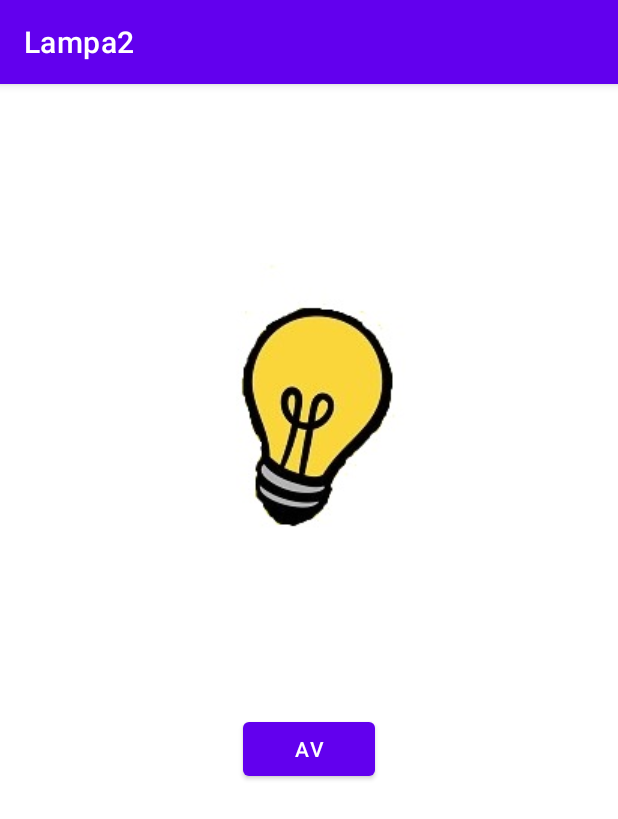
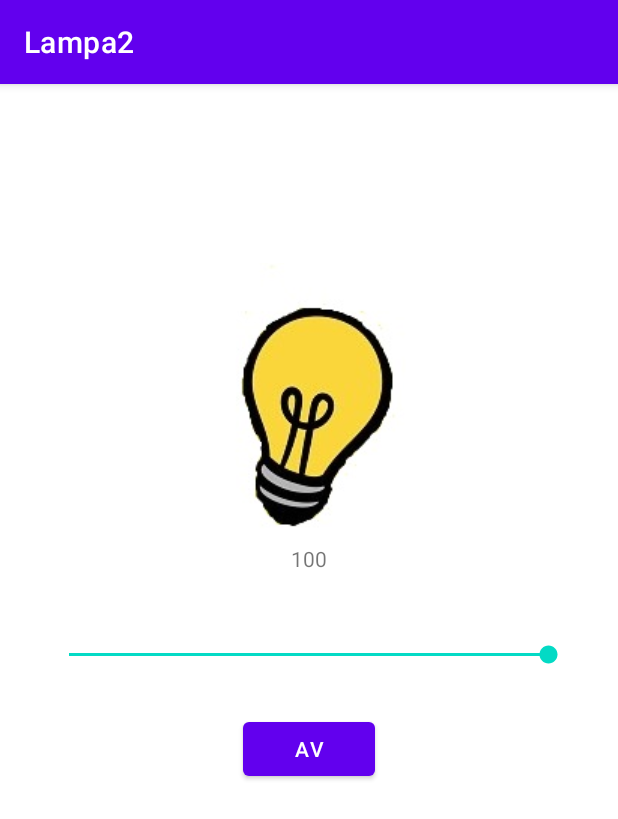
Before and after one commit to MarcusJak/Lampa2, an Android app: the lampaon screen opened directly, with no data from a screen before it, on a phone screen of 412 x 824 dp. Shown: the top 819 px of the screen. Run offline under Robolectric (Android 15) with nearby library versions, the phone set to English and light mode, and no system bars.

Commit message:
fixa ljus styrka seekbar

```diff
--- a/app/src/main/java/com/example/lampa2/lampaon.kt
+++ b/app/src/main/java/com/example/lampa2/lampaon.kt
@@ -5,6 +5,10 @@ import android.net.MailTo
 import androidx.appcompat.app.AppCompatActivity
 import android.os.Bundle
 import android.widget.Button
+import android.widget.SeekBar
+import android.widget.TextView
+import android.widget.Toast
+
 
 class lampaon : AppCompatActivity() {
     override fun onCreate(savedInstanceState: Bundle?) {
@@ -20,5 +24,31 @@ class lampaon : AppCompatActivity() {
             val intent = Intent(this,  MainActivity::class.java)
             startActivity(intent)
         }
+
+        val styrka = findViewById<SeekBar>(R.id.styrka)
+        val textView2 = findViewById<TextView>(R.id.textView2)
+        var startPoint=0
+        var endPoint=0
+
+        styrka.setOnSeekBarChangeListener(object :  SeekBar.OnSeekBarChangeListener {
+            override fun onProgressChanged(seekBar: SeekBar?, progress: Int, fromUser: Boolean) {
+                textView2.text=progress.toString()
+            }
+
+            override fun onStartTrackingTouch(seekBar: SeekBar?) {
+                if (seekBar != null) {
+                    startPoint=seekBar.progress
+                }
+            }
+
+            override fun onStopTrackingTouch(seekBar: SeekBar?) {
+                if (seekBar != null) {
+                    endPoint=seekBar.progress
+                }
+                Toast.makeText(this@lampaon,"ändring  ${endPoint-startPoint}%", Toast.LENGTH_SHORT).show()
+
+            }
+
+        })
     }
 }
--- a/app/src/main/res/layout/activity_lampaon.xml
+++ b/app/src/main/res/layout/activity_lampaon.xml
@@ -27,4 +27,30 @@
         app:layout_constraintStart_toStartOf="parent"
         app:layout_constraintTop_toBottomOf="@+id/imageView"
         app:layout_constraintVertical_bias="0.273" />
+
+    <TextView
+        android:id="@+id/textView2"
+        android:layout_width="wrap_content"
+        android:layout_height="wrap_content"
+        android:text="100"
+        app:layout_constraintEnd_toEndOf="parent"
+        app:layout_constraintStart_toStartOf="parent"
+        app:layout_constraintTop_toBottomOf="@+id/imageView" />
+
+    <SeekBar
+        android:id="@+id/styrka"
+        android:layout_width="match_parent"
+        android:layout_height="wrap_content"
+        app:layout_constraintBottom_toTopOf="@+id/buttonOff"
+        app:layout_constraintEnd_toEndOf="parent"
+        app:layout_constraintStart_toStartOf="parent"
+        android:progress="100"
+        android:min="0"
+        android:max="100"
+        android:layout_margin="30dp"
+
+
+
+        />
+
 </androidx.constraintlayout.widget.ConstraintLayout>
```
